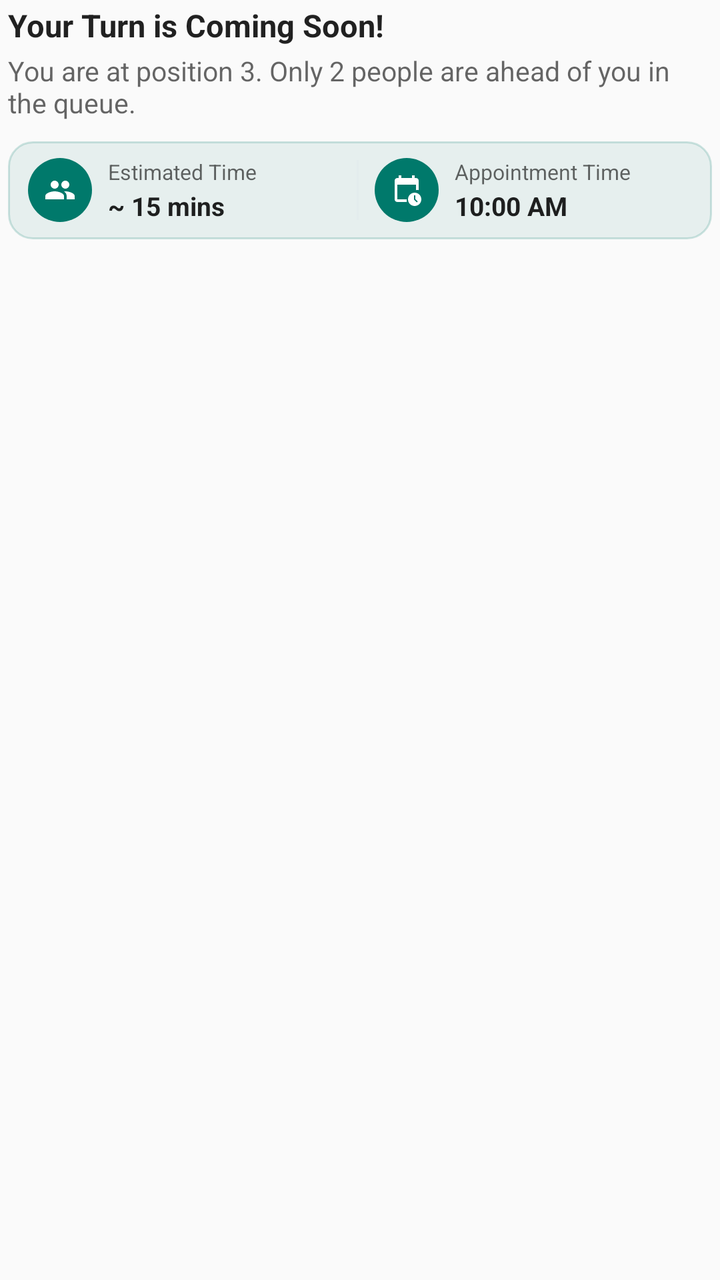
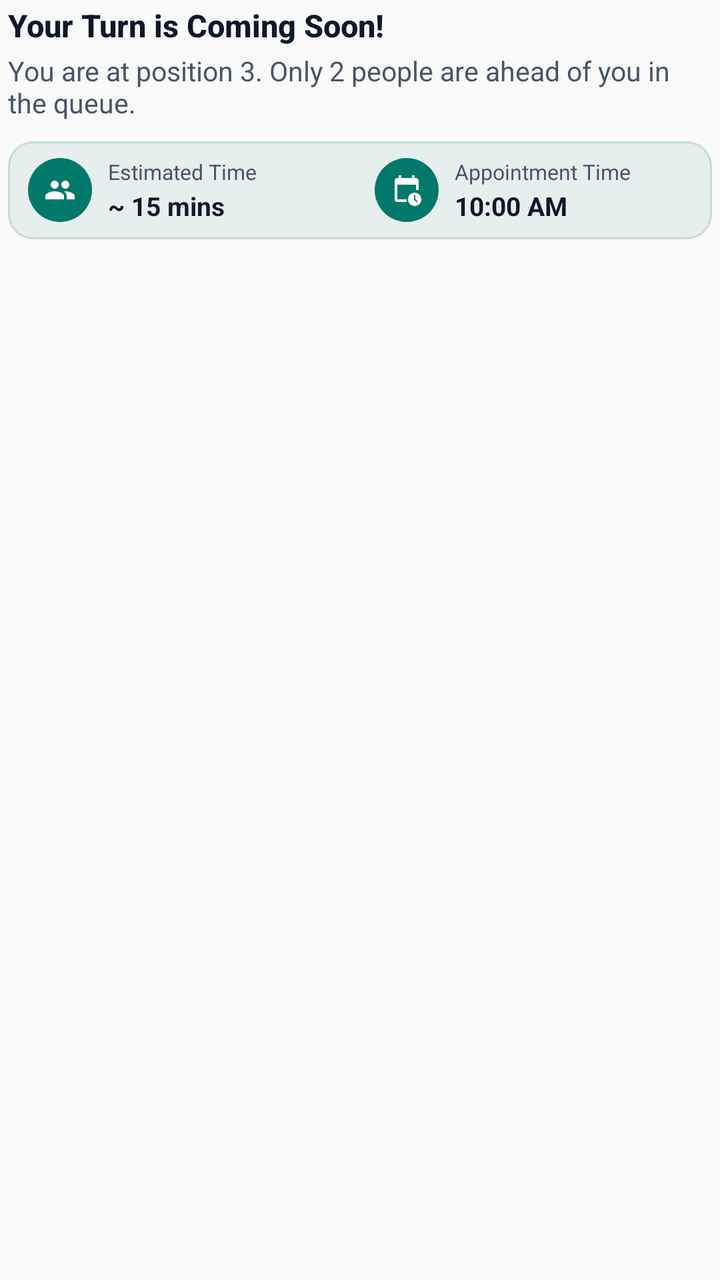

Screens rendered from an Android XML layout before and after an edit, with the pre-edit source and the edit as a unified diff.
<!-- AndroidManifest.xml: application theme Theme.DactorPatient -->
<!-- res/layout/notification_dactor_expanded.xml -->
<?xml version="1.0" encoding="utf-8"?>
<LinearLayout xmlns:android="http://schemas.android.com/apk/res/android"
    android:layout_width="match_parent"
    android:layout_height="wrap_content"
    android:orientation="vertical"
    android:paddingStart="4dp"
    android:paddingEnd="4dp"
    android:paddingTop="2dp"
    android:paddingBottom="4dp"
    android:background="@android:color/transparent">

    
    <TextView
        android:id="@+id/notif_title"
        android:layout_width="match_parent"
        android:layout_height="wrap_content"
        android:text="Your Turn is Coming Soon!"
        android:textColor="?android:attr/textColorPrimary"
        android:textSize="15.5sp"
        android:textStyle="bold" />

    
    <TextView
        android:id="@+id/notif_body"
        android:layout_width="match_parent"
        android:layout_height="wrap_content"
        android:layout_marginTop="3dp"
        android:text="You are at position 3. Only 2 people are ahead of you in the queue."
        android:textColor="?android:attr/textColorSecondary"
        android:textSize="13.5sp" />

    
    <LinearLayout
        android:id="@+id/notif_metrics_container"
        android:layout_width="match_parent"
        android:layout_height="wrap_content"
        android:layout_marginTop="10dp"
        android:background="@drawable/bg_notif_card_surface"
        android:orientation="horizontal"
        android:paddingTop="8dp"
        android:paddingBottom="8dp"
        android:paddingStart="10dp"
        android:paddingEnd="10dp"
        android:gravity="center_vertical">

        
        <LinearLayout
            android:layout_width="0dp"
            android:layout_height="wrap_content"
            android:layout_weight="1"
            android:orientation="horizontal"
            android:gravity="center_vertical">

            <FrameLayout
                android:layout_width="32dp"
                android:layout_height="32dp"
                android:background="@drawable/bg_notif_teal_circle">

                <ImageView
                    android:layout_width="16dp"
                    android:layout_height="16dp"
                    android:layout_gravity="center"
                    android:src="@drawable/ic_notif_people" />
            </FrameLayout>

            <LinearLayout
                android:layout_width="match_parent"
                android:layout_height="wrap_content"
                android:layout_marginStart="8dp"
                android:orientation="vertical">

                <TextView
                    android:id="@+id/notif_left_label"
                    android:layout_width="wrap_content"
                    android:layout_height="wrap_content"
                    android:text="Estimated Time"
                    android:textColor="?android:attr/textColorSecondary"
                    android:textSize="10.5sp"
                    android:maxLines="1"
                    android:ellipsize="end" />

                <TextView
                    android:id="@+id/notif_left_value"
                    android:layout_width="wrap_content"
                    android:layout_height="wrap_content"
                    android:layout_marginTop="1dp"
                    android:text="~ 15 mins"
                    android:textColor="?android:attr/textColorPrimary"
                    android:textSize="13sp"
                    android:textStyle="bold"
                    android:maxLines="1"
                    android:ellipsize="end" />
            </LinearLayout>
        </LinearLayout>

        
        <FrameLayout
            android:layout_width="1dp"
            android:layout_height="30dp"
            android:layout_marginStart="6dp"
            android:layout_marginEnd="8dp"
            android:background="@color/notif_divider" />

        
        <LinearLayout
            android:layout_width="0dp"
            android:layout_height="wrap_content"
            android:layout_weight="1"
            android:orientation="horizontal"
            android:gravity="center_vertical">

            <FrameLayout
                android:layout_width="32dp"
                android:layout_height="32dp"
                android:background="@drawable/bg_notif_teal_circle">

                <ImageView
                    android:layout_width="16dp"
                    android:layout_height="16dp"
                    android:layout_gravity="center"
                    android:src="@drawable/ic_notif_calendar_clock" />
            </FrameLayout>

            <LinearLayout
                android:layout_width="match_parent"
                android:layout_height="wrap_content"
                android:layout_marginStart="8dp"
                android:orientation="vertical">

                <TextView
                    android:id="@+id/notif_right_label"
                    android:layout_width="wrap_content"
                    android:layout_height="wrap_content"
                    android:text="Appointment Time"
                    android:textColor="?android:attr/textColorSecondary"
                    android:textSize="10.5sp"
                    android:maxLines="1"
                    android:ellipsize="end" />

                <TextView
                    android:id="@+id/notif_right_value"
                    android:layout_width="wrap_content"
                    android:layout_height="wrap_content"
                    android:layout_marginTop="1dp"
                    android:text="10:00 AM"
                    android:textColor="?android:attr/textColorPrimary"
                    android:textSize="13sp"
                    android:textStyle="bold"
                    android:maxLines="1"
                    android:ellipsize="end" />
            </LinearLayout>
        </LinearLayout>
    </LinearLayout>
</LinearLayout>
<!-- resources referenced by this layout -->
<resources>
  <color name="notif_divider">#20CBD5E1</color>
  <!-- drawable bg_notif_card_surface (drawable) -->
  <?xml version="1.0" encoding="utf-8"?>
  <shape xmlns:android="http://schemas.android.com/apk/res/android"
      android:shape="rectangle">
      <solid android:color="@color/notif_metrics_box_bg" />
      <corners android:radius="12dp" />
      <stroke
          android:width="1dp"
          android:color="@color/notif_metrics_box_stroke" />
  </shape>
  <!-- drawable bg_notif_teal_circle (drawable) -->
  <?xml version="1.0" encoding="utf-8"?>
  <shape xmlns:android="http://schemas.android.com/apk/res/android"
      android:shape="oval">
      <solid android:color="#00796B" />
  </shape>
  <!-- drawable ic_notif_calendar_clock (drawable) -->
  <vector xmlns:android="http://schemas.android.com/apk/res/android"
      android:width="20dp"
      android:height="20dp"
      android:viewportWidth="24"
      android:viewportHeight="24">
      <path
          android:fillColor="#FFFFFF"
          android:pathData="M19,3h-1V1h-2v2H8V1H6v2H5C3.89,3 3,3.9 3,5v14c0,1.1 0.89,2 2,2h7.09c-0.06,-0.33 -0.09,-0.66 -0.09,-1s0.03,-0.67 0.09,-1H5V8h14v4.09c0.33,-0.06 0.66,-0.09 1,-0.09s0.67,0.03 1,0.09V5C21,3.9 20.1,3 19,3zM18,14c-2.76,0 -5,2.24 -5,5s2.24,5 5,5s5,-2.24 5,-5S20.76,14 18,14zM19.65,21.35L17.5,19.2V16h1v2.79l1.85,1.85L19.65,21.35z" />
  </vector>
  <!-- drawable ic_notif_people (drawable) -->
  <vector xmlns:android="http://schemas.android.com/apk/res/android"
      android:width="20dp"
      android:height="20dp"
      android:viewportWidth="24"
      android:viewportHeight="24">
      <path
          android:fillColor="#FFFFFF"
          android:pathData="M16,11c1.66,0 2.99,-1.34 2.99,-3S17.66,5 16,5c-1.66,0 -3,1.34 -3,3s1.34,3 3,3zM8,11c1.66,0 2.99,-1.34 2.99,-3S9.66,5 8,5C6.34,5 5,6.34 5,8s1.34,3 3,3zM8,13c-2.33,0 -7,1.17 -7,3.5V19h14v-2.5c0,-2.33 -4.67,-3.5 -7,-3.5zM16,13c-0.29,0 -0.62,0.02 -0.97,0.05 1.16,0.84 1.97,1.97 1.97,3.45V19h6v-2.5c0,-2.33 -4.67,-3.5 -7,-3.5z" />
  </vector>
  <style name="Theme.DactorPatient" parent="android:Theme.Material.Light.NoActionBar" />
  <color name="notif_metrics_box_bg">#1400796B</color>
  <color name="notif_metrics_box_stroke">#3000796B</color>
</resources>

<!-- the commit's change to res/layout/notification_dactor_expanded.xml (unified diff, before → after) -->
@@ -12,21 +12,23 @@
     
     <TextView
         android:id="@+id/notif_title"
+        style="@style/TextAppearance.Compat.Notification.Title"
         android:layout_width="match_parent"
         android:layout_height="wrap_content"
         android:text="Your Turn is Coming Soon!"
-        android:textColor="?android:attr/textColorPrimary"
+        android:textColor="@color/notif_text_primary"
         android:textSize="15.5sp"
         android:textStyle="bold" />
 
     
     <TextView
         android:id="@+id/notif_body"
+        style="@style/TextAppearance.Compat.Notification.Line2"
         android:layout_width="match_parent"
         android:layout_height="wrap_content"
         android:layout_marginTop="3dp"
         android:text="You are at position 3. Only 2 people are ahead of you in the queue."
-        android:textColor="?android:attr/textColorSecondary"
+        android:textColor="@color/notif_text_secondary"
         android:textSize="13.5sp" />
 
     
@@ -74,7 +76,7 @@
                     android:layout_width="wrap_content"
                     android:layout_height="wrap_content"
                     android:text="Estimated Time"
-                    android:textColor="?android:attr/textColorSecondary"
+                    android:textColor="@color/notif_text_secondary"
                     android:textSize="10.5sp"
                     android:maxLines="1"
                     android:ellipsize="end" />
@@ -85,7 +87,7 @@
                     android:layout_height="wrap_content"
                     android:layout_marginTop="1dp"
                     android:text="~ 15 mins"
-                    android:textColor="?android:attr/textColorPrimary"
+                    android:textColor="@color/notif_text_primary"
                     android:textSize="13sp"
                     android:textStyle="bold"
                     android:maxLines="1"
@@ -132,7 +134,7 @@
                     android:layout_width="wrap_content"
                     android:layout_height="wrap_content"
                     android:text="Appointment Time"
-                    android:textColor="?android:attr/textColorSecondary"
+                    android:textColor="@color/notif_text_secondary"
                     android:textSize="10.5sp"
                     android:maxLines="1"
                     android:ellipsize="end" />
@@ -143,7 +145,7 @@
                     android:layout_height="wrap_content"
                     android:layout_marginTop="1dp"
                     android:text="10:00 AM"
-                    android:textColor="?android:attr/textColorPrimary"
+                    android:textColor="@color/notif_text_primary"
                     android:textSize="13sp"
                     android:textStyle="bold"
                     android:maxLines="1"
<!-- resource entries referenced after the edit -->
@@ -1,6 +1,8 @@
 <!-- resources referenced by this layout -->
 <resources>
   <color name="notif_divider">#20CBD5E1</color>
+  <color name="notif_text_primary">#0F172A</color>
+  <color name="notif_text_secondary">#475569</color>
   <!-- drawable bg_notif_card_surface (drawable) -->
   <?xml version="1.0" encoding="utf-8"?>
   <shape xmlns:android="http://schemas.android.com/apk/res/android"
